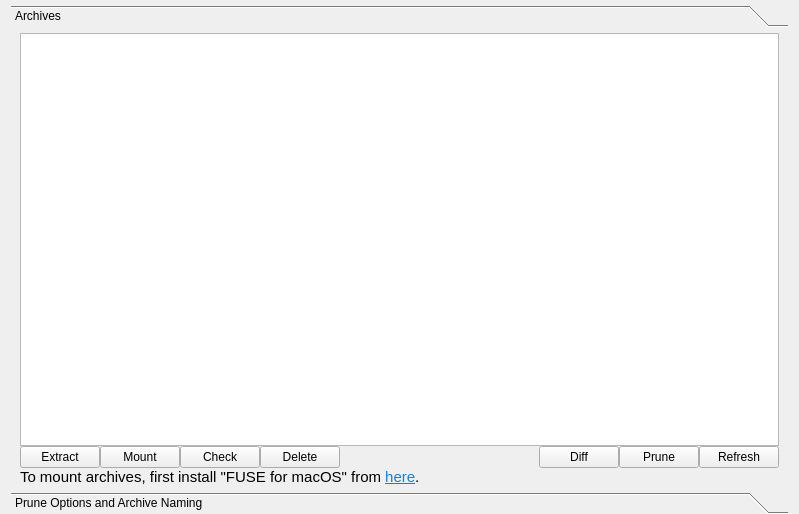
The window that src/vorta/assets/UI/archivetab.ui (borgbase/vorta) describes before a commit, drawn with Qt 5.
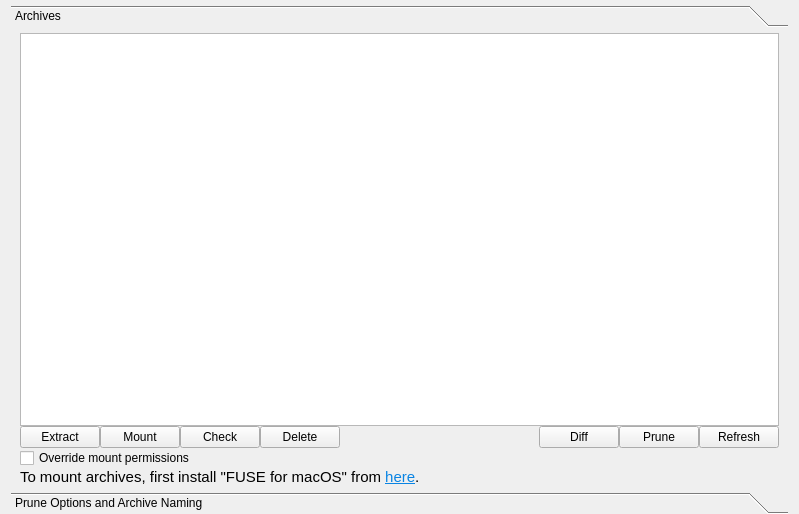
The same window after the commit.

Commit message: Add mount option override checkbox

```diff
--- a/src/vorta/assets/UI/archivetab.ui
+++ b/src/vorta/assets/UI/archivetab.ui
@@ -178,6 +178,16 @@
          </item>
         </layout>
        </item>
+       <item>
+        <widget class="QCheckBox" name="overrideMountOpts">
+         <property name="text">
+          <string>Override mount permissions</string>
+         </property>
+         <property name="toolTip">
+          <string>Tick this box if there are permission errors on the mounted archive</string>
+         </property>
+        </widget>
+       </item>
        <item>
         <widget class="QLabel" name="mountErrors">
          <property name="enabled">
```
The commit also changes 2 other files.
